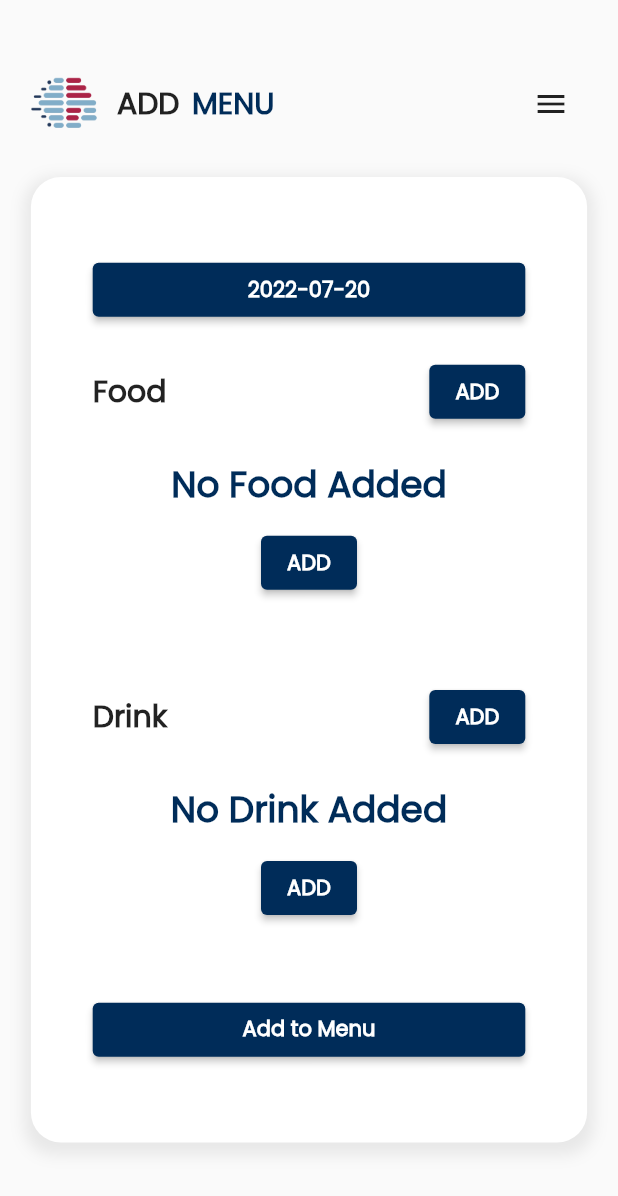
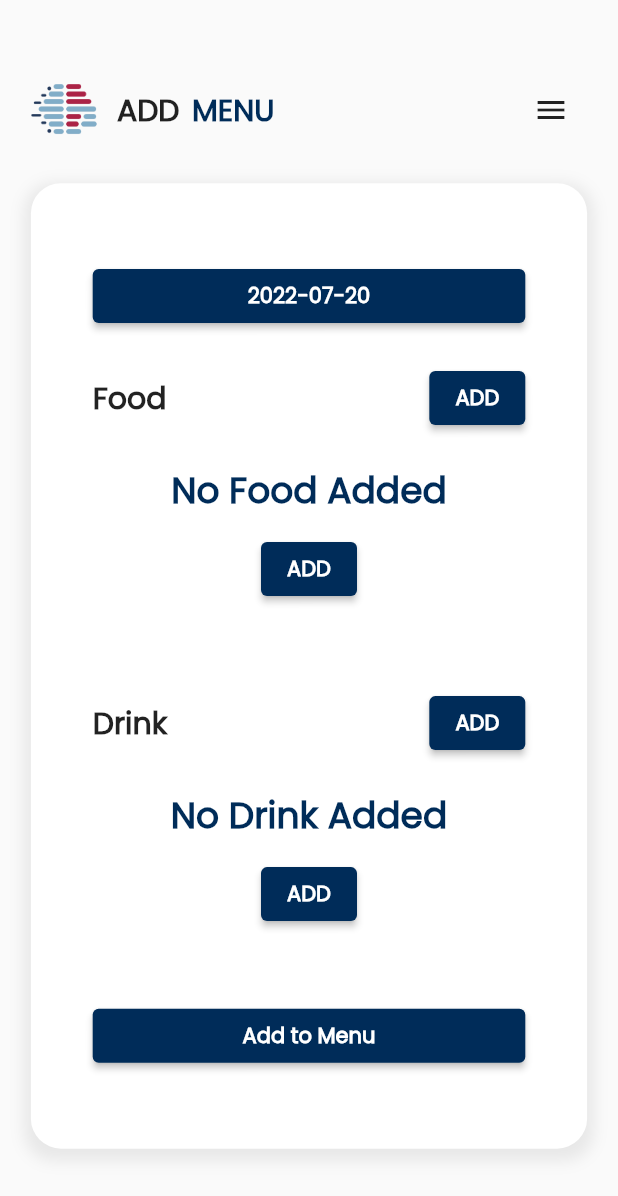
Before and after one commit to amaning1/lunch_ordering, a Flutter app: the AddMenu screen opened by its route, on a phone screen of 412 x 824 dp. Shown: the top 1196 px of the screen. Run offline on Flutter 3.47's test engine with Material 2 defaults, Android fonts, the phone set to English and light mode, and no system bars; our stand-ins replace awesome_notifications, flutter_local_notifications, shared_preferences; missing offline and left inert: cron; accounts and stored records are empty.

Commit message:
adjusted padding

```diff
--- a/lib/views/screens/menu/add-menu.dart
+++ b/lib/views/screens/menu/add-menu.dart
@@ -80,7 +80,7 @@ class _AddMenuState extends State<AddMenu> {
         body: SingleChildScrollView(
           child: Padding(
             padding: EdgeInsets.only(
-                top: width * 0.05, left: width * 0.05, right: width * 0.05),
+                top: height * 0.03, left: width * 0.05, right: width * 0.05),
             child: Column(
               crossAxisAlignment: CrossAxisAlignment.center,
               mainAxisAlignment: MainAxisAlignment.spaceAround,
--- a/lib/views/screens/menu/admin-add-to-menu.dart
+++ b/lib/views/screens/menu/admin-add-to-menu.dart
@@ -42,7 +42,7 @@ class _AdminAddState extends State<AdminAdd> {
         drawer: const NavDrawer(),
         body: Padding(
           padding: EdgeInsets.only(
-              top: height * 0.05, left: width * 0.05, right: width * 0.05),
+              top: height * 0.03, left: width * 0.05, right: width * 0.05),
           child: Column(
             children: [
               Row(
--- a/lib/views/screens/menu/admin-approval-requests.dart
+++ b/lib/views/screens/menu/admin-approval-requests.dart
@@ -94,7 +94,7 @@ class _AdminApprovalRequestsState extends State<AdminApprovalRequests> {
         //resizeToAvoidBottomInset: false,
         body: Padding(
           padding: EdgeInsets.only(
-              top: height * 0.05, left: width * 0.05, right: width * 0.05),
+              top: height * 0.03, left: width * 0.05, right: width * 0.05),
           child: Column(
             mainAxisAlignment: MainAxisAlignment.start,
             children: [
--- a/lib/views/screens/menu/admin-view-drinks.dart
+++ b/lib/views/screens/menu/admin-view-drinks.dart
@@ -67,7 +67,7 @@ class _ViewDrinksState extends State<ViewDrinks> {
         drawer: const NavDrawer(),
         body: Padding(
           padding: EdgeInsets.only(
-              top: height * 0.05, left: width * 0.05, right: width * 0.05),
+              top: height * 0.03, left: width * 0.05, right: width * 0.05),
           child: Column(
             mainAxisAlignment: MainAxisAlignment.start,
             children: [
--- a/lib/views/screens/menu/admin-view-foods.dart
+++ b/lib/views/screens/menu/admin-view-foods.dart
@@ -68,7 +68,7 @@ class _AdminOrdersState extends State<AdminOrders> {
         drawer: const NavDrawer(),
         body: Padding(
           padding: EdgeInsets.only(
-              top: height * 0.05, left: width * 0.05, right: width * 0.05),
+              top: height * 0.03, left: width * 0.05, right: width * 0.05),
           child: Column(
             mainAxisAlignment: MainAxisAlignment.start,
             children: [
--- a/lib/views/screens/menu/admin-view-orders.dart
+++ b/lib/views/screens/menu/admin-view-orders.dart
@@ -67,7 +67,7 @@ class _AdminViewOrdersState extends State<AdminViewOrders> {
         body: SingleChildScrollView(
           child: Padding(
             padding: EdgeInsets.only(
-                top: height * 0.05, left: width * 0.05, right: width * 0.05),
+                top: height * 0.03, left: width * 0.05, right: width * 0.05),
             child: Column(
               mainAxisAlignment: MainAxisAlignment.start,
               children: [
--- a/lib/views/screens/menu/all-users.dart
+++ b/lib/views/screens/menu/all-users.dart
@@ -115,7 +115,7 @@ class _EveryUserState extends State<EveryUser> {
         //resizeToAvoidBottomInset: false,
         body: Padding(
           padding: EdgeInsets.only(
-              top: height * 0.05,
+              top: height * 0.03,
               left: width * 0.05,
               right: width * 0.05,
               bottom: height * 0.05),
```
